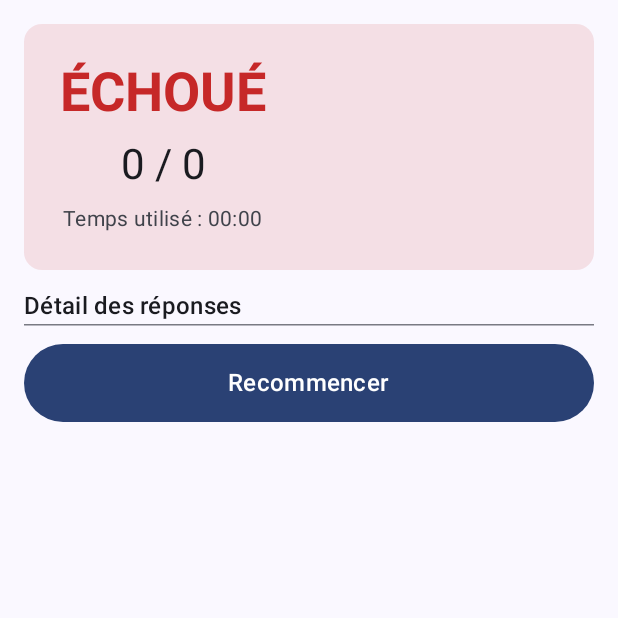
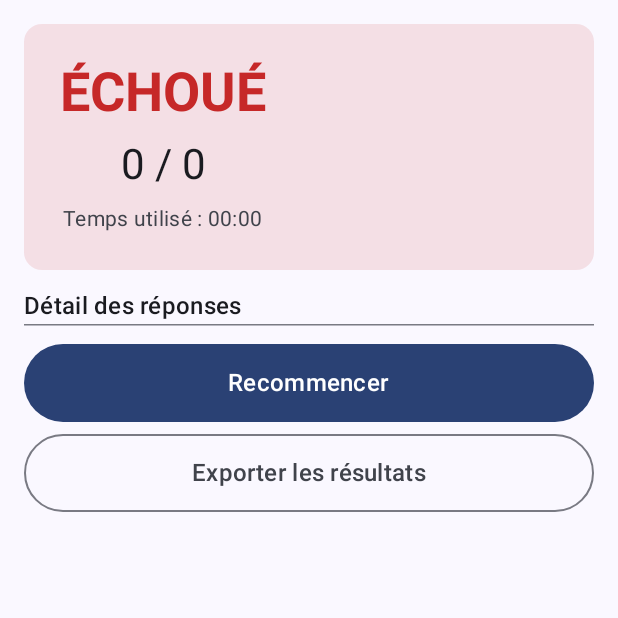
Before and after one commit to borisboiakki/QCM_France, an Android app built with Jetpack Compose: the ResultScreen screen opened through its navigation route, on a phone screen of 412 x 824 dp, the top half of it. Run offline under Robolectric (Android 15) with nearby library versions, the phone set to English and light mode, and no system bars; our stand-ins replace Dagger/Hilt's generated code.

Commit message:
feat: export des résultats via partage Android (issue #2)
- ResultExporter.kt : utilitaire partageant le texte via Intent.ACTION_SEND
  - shareFullResult() depuis l'écran résultat (détail question par question)
  - shareHistoryResult() depuis l'historique (résumé date/score/durée)
- ResultScreen : bouton "Exporter les résultats" sous "Recommencer"
- HistoryScreen : icône partage sur chaque carte de résultat

Co-Authored-By: Claude Sonnet 4.6 <noreply@anthropic.com>
Claude-Session: https://claude.ai/code/session_01VmTkJzE42jrDHZwcGoKdgo

```diff
--- a/app/src/main/java/com/example/qcmfrance/ui/screen/ResultScreen.kt
+++ b/app/src/main/java/com/example/qcmfrance/ui/screen/ResultScreen.kt
@@ -15,15 +15,18 @@ import androidx.compose.material3.Card
 import androidx.compose.material3.CardDefaults
 import androidx.compose.material3.HorizontalDivider
 import androidx.compose.material3.MaterialTheme
+import androidx.compose.material3.OutlinedButton
 import androidx.compose.material3.Scaffold
 import androidx.compose.material3.Text
 import androidx.compose.runtime.Composable
 import androidx.compose.ui.Alignment
 import androidx.compose.ui.Modifier
 import androidx.compose.ui.graphics.Color
+import androidx.compose.ui.platform.LocalContext
 import androidx.compose.ui.text.font.FontWeight
 import androidx.compose.ui.unit.dp
 import com.example.qcmfrance.data.model.Question
+import com.example.qcmfrance.ui.utils.ResultExporter
 import com.example.qcmfrance.ui.viewmodel.QuizUiState
 
 private val GreenOk = Color(0xFF2E7D32)
@@ -31,6 +34,7 @@ private val RedFail = Color(0xFFC62828)
 
 @Composable
 fun ResultScreen(uiState: QuizUiState, onRestart: () -> Unit) {
+    val context = LocalContext.current
     val passColor = if (uiState.passed) GreenOk else RedFail
     val passLabel = if (uiState.passed) "RÉUSSI" else "ÉCHOUÉ"
     val durationSeconds = 2700 - uiState.remainingSeconds
@@ -109,6 +113,15 @@ fun ResultScreen(uiState: QuizUiState, onRestart: () -> Unit) {
                 ) {
                     Text(text = "Recommencer", style = MaterialTheme.typography.titleMedium)
                 }
+                Spacer(modifier = Modifier.height(8.dp))
+                OutlinedButton(
+                    onClick = { ResultExporter.shareFullResult(context, uiState) },
+                    modifier = Modifier
+                        .fillMaxWidth()
+                        .height(52.dp)
+                ) {
+                    Text(text = "Exporter les résultats", style = MaterialTheme.typography.titleMedium)
+                }
                 Spacer(modifier = Modifier.height(16.dp))
             }
         }
```
Also changed, not shown: app/src/main/java/com/example/qcmfrance/ui/screen/HistoryScreen.kt (+17 -2 lines), app/src/main/java/com/example/qcmfrance/ui/utils/ResultExporter.kt (added, +71 -0 lines).
